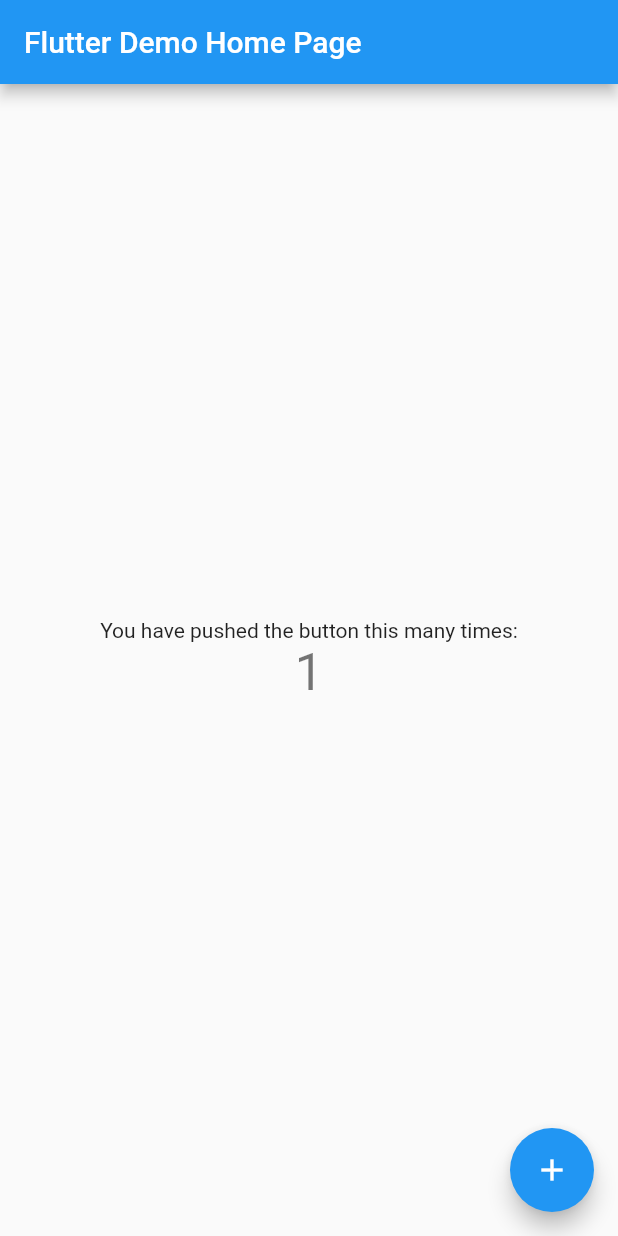
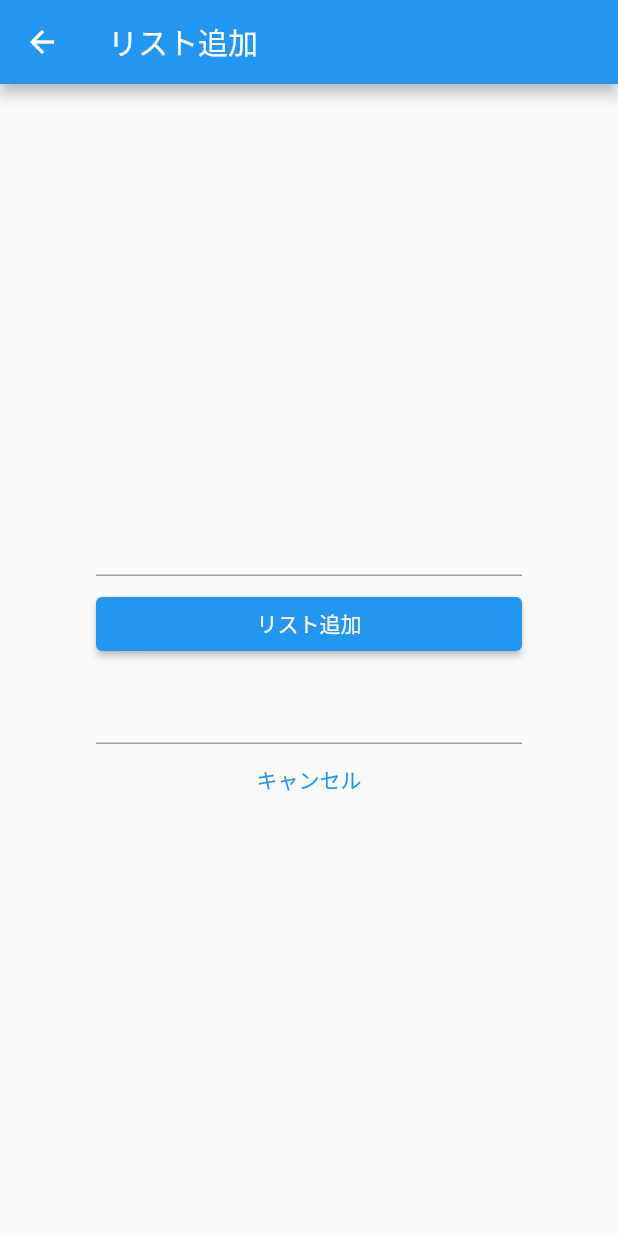
Before and after one commit to kakitaku00/FlutterStudy1, a Flutter app: the screen it shows after launch, after a tap on the "add" icon, on a phone screen of 412 x 824 dp. Run offline on Flutter 3.47's test engine with Material 2 defaults, Android fonts, the phone set to English and light mode, and no system bars.

Commit message:
updat: Todoリスト作成

```diff
--- a/lib/main.dart
+++ b/lib/main.dart
@@ -1,113 +1,109 @@
 import 'package:flutter/material.dart';
 
 void main() {
-  runApp(MyApp());
+  runApp(MyTodoApp());
 }
 
-class MyApp extends StatelessWidget {
-  // This widget is the root of your application.
+class MyTodoApp extends StatelessWidget {
   @override
   Widget build(BuildContext context) {
     return MaterialApp(
-      title: 'Flutter Demo',
-      theme: ThemeData(
-        // This is the theme of your application.
-        //
-        // Try running your application with "flutter run". You'll see the
-        // application has a blue toolbar. Then, without quitting the app, try
-        // changing the primarySwatch below to Colors.green and then invoke
-        // "hot reload" (press "r" in the console where you ran "flutter run",
-        // or simply save your changes to "hot reload" in a Flutter IDE).
-        // Notice that the counter didn't reset back to zero; the application
-        // is not restarted.
-        primarySwatch: Colors.blue,
-      ),
-      home: MyHomePage(title: 'Flutter Demo Home Page'),
-    );
+        title: 'My Todo App',
+        theme: ThemeData(
+          primarySwatch: Colors.blue,
+        ),
+        home: TodoListPage());
   }
 }
 
-class MyHomePage extends StatefulWidget {
-  MyHomePage({Key? key, required this.title}) : super(key: key);
-
-  // This widget is the home page of your application. It is stateful, meaning
-  // that it has a State object (defined below) that contains fields that affect
-  // how it looks.
-
-  // This class is the configuration for the state. It holds the values (in this
-  // case the title) provided by the parent (in this case the App widget) and
-  // used by the build method of the State. Fields in a Widget subclass are
-  // always marked "final".
-
-  final String title;
-
+class TodoListPage extends StatefulWidget {
   @override
-  _MyHomePageState createState() => _MyHomePageState();
+  _TodoListPageState createState() => _TodoListPageState();
 }
 
-class _MyHomePageState extends State<MyHomePage> {
-  int _counter = 0;
-
-  void _incrementCounter() {
-    setState(() {
-      // This call to setState tells the Flutter framework that something has
-      // changed in this State, which causes it to rerun the build method below
-      // so that the display can reflect the updated values. If we changed
-      // _counter without calling setState(), then the build method would not be
-      // called again, and so nothing would appear to happen.
-      _counter++;
-    });
-  }
+class _TodoListPageState extends State<TodoListPage> {
+  List<String> todoList = [];
 
   @override
   Widget build(BuildContext context) {
-    // This method is rerun every time setState is called, for instance as done
-    // by the _incrementCounter method above.
-    //
-    // The Flutter framework has been optimized to make rerunning build methods
-    // fast, so that you can just rebuild anything that needs updating rather
-    // than having to individually change instances of widgets.
+    return Scaffold(
+        appBar: AppBar(
+          title: Text('リスト一覧'),
+        ),
+        body: ListView.builder(
+          itemCount: todoList.length,
+          itemBuilder: (context, index) {
+            return Card(
+              child: ListTile(
+                title: Text(todoList[index]),
+              ),
+            );
+          },
+        ),
+        floatingActionButton: FloatingActionButton(
+          onPressed: () async {
+            final newListText = await Navigator.of(context).push(
+              MaterialPageRoute(builder: (context) {
+                return TodoAddPage();
+              }),
+            );
+            if (newListText != null) {}
+          },
+          child: Icon(Icons.add),
+        ));
+  }
+}
+
+class TodoAddPage extends StatefulWidget {
+  @override
+  _TodoAddPageState createState() => _TodoAddPageState();
+}
+
+class _TodoAddPageState extends State<TodoAddPage> {
+  String _text = '';
+
+  @override
+  Widget build(BuildContext context) {
     return Scaffold(
       appBar: AppBar(
-        // Here we take the value from the MyHomePage object that was created by
-        // the App.build method, and use it to set our appbar title.
-        title: Text(widget.title),
+        title: Text('リスト追加'),
       ),
-      body: Center(
-        // Center is a layout widget. It takes a single child and positions it
-        // in the middle of the parent.
+      body: Container(
+        padding: EdgeInsets.all(64),
         child: Column(
-          // Column is also a layout widget. It takes a list of children and
-          // arranges them vertically. By default, it sizes itself to fit its
-          // children horizontally, and tries to be as tall as its parent.
-          //
-          // Invoke "debug painting" (press "p" in the console, choose the
-          // "Toggle Debug Paint" action from the Flutter Inspector in Android
-          // Studio, or the "Toggle Debug Paint" command in Visual Studio Code)
-          // to see the wireframe for each widget.
-          //
-          // Column has various properties to control how it sizes itself and
-          // how it positions its children. Here we use mainAxisAlignment to
-          // center the children vertically; the main axis here is the vertical
-          // axis because Columns are vertical (the cross axis would be
-          // horizontal).
           mainAxisAlignment: MainAxisAlignment.center,
           children: <Widget>[
-            Text(
-              'You have pushed the button this many times:',
+            TextField(),
+            const SizedBox(height: 8),
+            Container(
+              width: double.infinity,
+              child: ElevatedButton(
+                onPressed: () {
+                  Navigator.of(context).pop(_text);
+                },
+                child: Text('リスト追加', style: TextStyle(color: Colors.white)),
+              ),
             ),
-            Text(
-              '$_counter',
-              style: Theme.of(context).textTheme.headline4,
+            const SizedBox(height: 8),
+            TextField(
+              onChanged: (String value) {
+                setState(() {
+                  _text = value;
+                });
+              },
+            ),
+            Container(
+              width: double.infinity,
+              child: TextButton(
+                onPressed: () {
+                  Navigator.of(context).pop();
+                },
+                child: Text('キャンセル'),
+              ),
             ),
           ],
         ),
       ),
-      floatingActionButton: FloatingActionButton(
-        onPressed: _incrementCounter,
-        tooltip: 'Increment',
-        child: Icon(Icons.add),
-      ), // This trailing comma makes auto-formatting nicer for build methods.
     );
   }
 }
```
